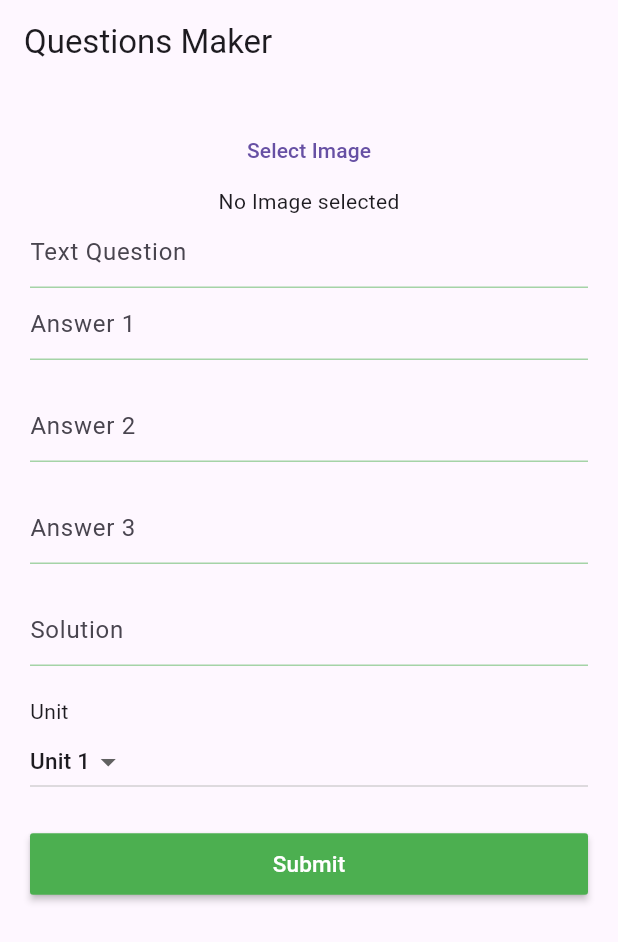
After one commit to Abdelrahman-Shorim/Codelingo, a Flutter app: the QuestionMaker screen opened directly, on a phone screen of 412 x 824 dp. The commit adds this screen. Shown: the top 942 px of the screen. Run offline on Flutter 3.47's test engine with Material 3 defaults, Android fonts, the phone set to English and light mode, and no system bars; our stand-ins replace cloud_firestore, firebase_core, image_picker; accounts and stored records are empty.

Commit message:
added question maker

```diff
--- /dev/null
+++ b/codelingo/lib/Forms/QuestionMaker.dart
@@ -0,0 +1,209 @@
+import 'package:flutter/material.dart';
+import 'package:image_picker/image_picker.dart';
+import 'dart:io';
+import 'package:flutter/cupertino.dart';
+
+class QuestionMaker extends StatefulWidget {
+  @override
+  _QuestionMakerState createState() => _QuestionMakerState();
+}
+
+class _QuestionMakerState extends State<QuestionMaker> {
+  List<String> lessons = ["Unit 1", "Unit 2", "Unit 3"];
+  String? selectedLesson = "Unit 1";
+  var _image;
+  final ImagePicker picker = ImagePicker();
+
+  Future getImageFromGallery() async {
+    final pickedFile = await picker.pickImage(source: ImageSource.gallery);
+
+    setState(() {
+      if (pickedFile != null) {
+        _image = File(pickedFile.path);
+      }
+    });
+  }
+
+  Future showOptions() async {
+    showCupertinoModalPopup(
+      context: context,
+      builder: (context) => CupertinoActionSheet(
+        actions: [
+          CupertinoActionSheetAction(
+            child: Text('Pick Image'),
+            onPressed: () {
+              Navigator.of(context).pop();
+              getImageFromGallery();
+            },
+          ),
+        ],
+      ),
+    );
+  }
+
+  @override
+  Widget build(BuildContext context) {
+    return Scaffold(
+      resizeToAvoidBottomInset: false,
+      appBar: AppBar(
+        title: Text('Questions Maker'),
+      ),
+      body: SingleChildScrollView(
+        child: Container(
+          padding: EdgeInsets.all(20),
+          child: Column(
+            crossAxisAlignment: CrossAxisAlignment.stretch,
+            children: <Widget>[
+              TextButton(
+                child: Text('Select Image'),
+                onPressed: showOptions,
+              ),
+              Container(
+                child: Center(
+                  child: _image == null
+                      ? Text('No Image selected')
+                      : Image.file(_image),
+                ),
+              ),
+              TextFormField(
+                decoration: InputDecoration(
+                  hintText: "Text Question",
+                  focusedBorder: UnderlineInputBorder(
+                    borderSide: BorderSide(color: Colors.green),
+                  ),
+                  enabledBorder: UnderlineInputBorder(
+                    borderSide: BorderSide(
+                        color: Colors.green.withOpacity(0.5), width: 1.0),
+                  ),
+                ),
+                cursorColor: Colors.green,
+              ),
+              TextFormField(
+                decoration: InputDecoration(
+                  hintText: "Answer 1",
+                  focusedBorder: UnderlineInputBorder(
+                    borderSide: BorderSide(color: Colors.green),
+                  ),
+                  enabledBorder: UnderlineInputBorder(
+                    borderSide: BorderSide(
+                        color: Colors.green.withOpacity(0.5), width: 1.0),
+                  ),
+                ),
+                validator: (value) {
+                  if (value!.trim().isEmpty) {
+                    return "Answer 1 required";
+                  }
+                  return null;
+                },
+                cursorColor: Colors.green,
+              ),
+              SizedBox(
+                height: 20,
+              ),
+              TextFormField(
+                decoration: InputDecoration(
+                  hintText: "Answer 2",
+                  focusedBorder: UnderlineInputBorder(
+                    borderSide: BorderSide(color: Colors.green),
+                  ),
+                  enabledBorder: UnderlineInputBorder(
+                    borderSide: BorderSide(
+                        color: Colors.green.withOpacity(0.5), width: 1.0),
+                  ),
+                ),
+                validator: (value) {
+                  if (value!.trim().isEmpty) {
+                    return "Answer 2 required";
+                  }
+                  return null;
+                },
+                cursorColor: Colors.green,
+              ),
+              SizedBox(
+                height: 20,
+              ),
+              TextFormField(
+                decoration: InputDecoration(
+                  hintText: "Answer 3",
+                  focusedBorder: UnderlineInputBorder(
+                    borderSide: BorderSide(color: Colors.green),
+                  ),
+                  enabledBorder: UnderlineInputBorder(
+                    borderSide: BorderSide(
+                        color: Colors.green.withOpacity(0.5), width: 1.0),
+                  ),
+                ),
+                validator: (value) {
+                  if (value!.trim().isEmpty) {
+                    return "Answer 3 required";
+                  }
+                  return null;
+                },
+                cursorColor: Colors.green,
+              ),
+              SizedBox(
+                height: 20,
+              ),
+              TextFormField(
+                decoration: InputDecoration(
+                  hintText: "Solution",
+                  focusedBorder: UnderlineInputBorder(
+                    borderSide: BorderSide(color: Colors.green),
+                  ),
+                  enabledBorder: UnderlineInputBorder(
+                    borderSide: BorderSide(
+                        color: Colors.green.withOpacity(0.5), width: 1.0),
+                  ),
+                ),
+                validator: (value) {
+                  if (value!.trim().isEmpty) {
+                    return "Solution required";
+                  }
+                  return null;
+                },
+                cursorColor: Colors.green,
+              ),
+              SizedBox(
+                height: 20,
+              ),
+              Text('Unit', textAlign: TextAlign.left),
+              SizedBox(
+                width: 100,
+                child: DropdownButton<String>(
+                    value: selectedLesson,
+                    items: lessons
+                        .map(
+                          (item) => DropdownMenuItem(
+                            value: item,
+                            child: Text(
+                              item,
+                              style: const TextStyle(fontSize: 15),
+                            ),
+                          ),
+                        )
+                        .toList(),
+                    onChanged: (item) => setState(() {
+                          selectedLesson = item;
+                        })),
+              ),
+              SizedBox(
+                height: 20,
+              ),
+              MaterialButton(
+                onPressed: () {},
+                child: Padding(
+                  padding: EdgeInsets.all(10),
+                  child: Text(
+                    "Submit",
+                    style: TextStyle(color: Colors.white, fontSize: 15),
+                  ),
+                ),
+                color: Colors.green,
+              ),
+            ],
+          ),
+        ),
+      ),
+    );
+  }
+}
--- a/codelingo/lib/Forms/main.dart
+++ b/codelingo/lib/Forms/main.dart
@@ -1,9 +1,10 @@
 import 'package:flutter/material.dart';
-import 'package:forms/History.dart';
-// import 'package:forms/Levels.dart';
-// import 'package:forms/PowerUps.dart';
-// import 'package:forms/Questions.dart';
-// import 'package:forms/Topics.dart';
+//import 'package:codelingo/Forms/History.dart';
+//import 'package:codelingo/Forms/Levels.dart';
+// import 'package:codelingo/Forms/PowerUps.dart';
+// import 'package:codelingo/Forms/Questions.dart';
+// import 'package:codelingo/Forms/Topics.dart';
+import 'package:codelingo/Forms/QuestionMaker.dart';
 
 void main() {
   runApp(MyApp());
@@ -19,7 +20,7 @@ class MyApp extends StatelessWidget {
       debugShowCheckedModeBanner: false,
       title: 'Admin Form',
       //home: HistoryForm(),
-      home: HistoryForm(),
+      home: QuestionMaker(),
     );
   }
 }
--- a/codelingo/pubspec.yaml
+++ b/codelingo/pubspec.yaml
@@ -37,6 +37,7 @@ dependencies:
   cupertino_icons: ^1.0.6
   firebase_core: ^2.30.1
   cloud_firestore: ^4.17.2
+  image_picker: ^1.1.2
 
 dev_dependencies:
   flutter_test:
```
Also changed, not shown: FrontEnd/pubspec.lock, codelingo/pubspec.lock, 5 other files.
